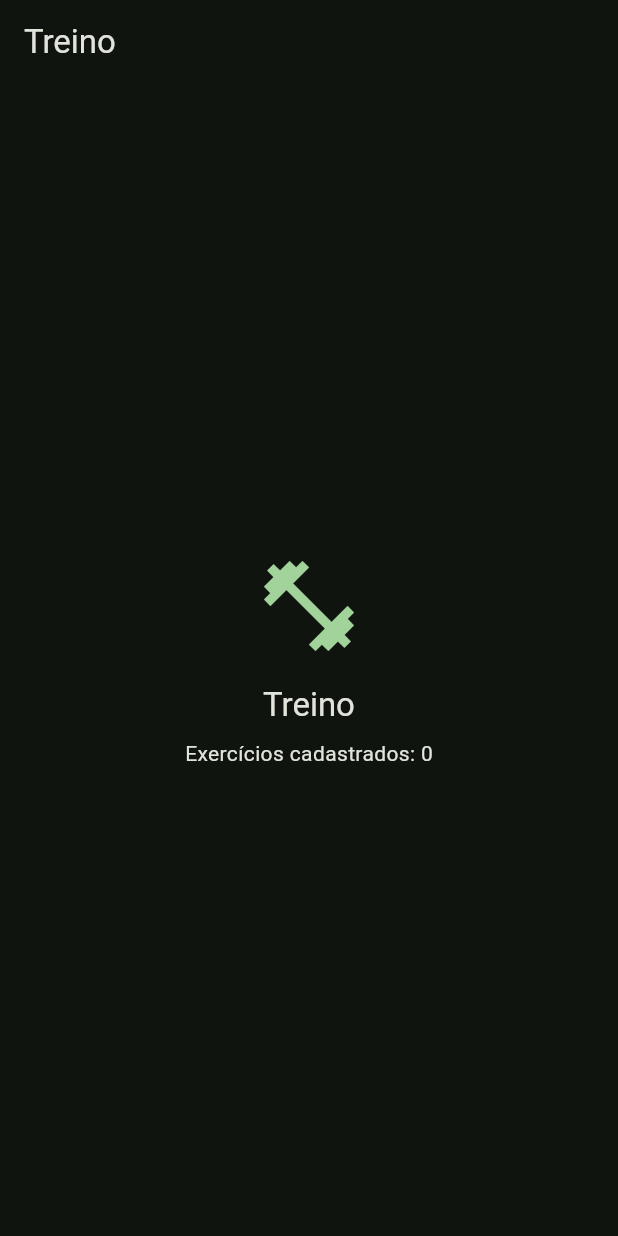
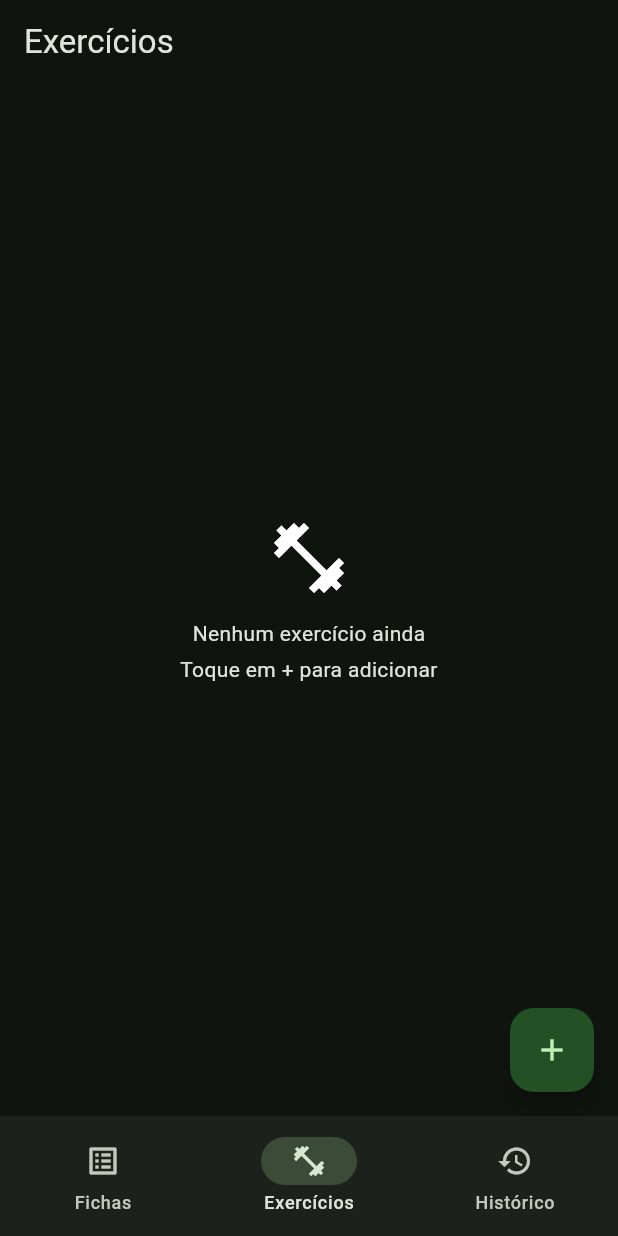
Before and after one commit to victor-rodrigo/calistenia-app, a Flutter app: the screen it shows after launch, on a phone screen of 412 x 824 dp. Run offline on Flutter 3.47's test engine with Material 3 defaults, Android fonts, the phone set to English and light mode, and no system bars; our stand-ins replace drift, drift_flutter, flutter_riverpod, go_router; accounts and stored records are empty; generated files the repository leaves out were written again; statements that could not run were skipped.

Commit message:
cadastro de exercícios com biblioteca inicial e navegação em abas

```diff
--- a/lib/app.dart
+++ b/lib/app.dart
@@ -2,11 +2,44 @@ import 'package:flutter/material.dart';
 import 'package:go_router/go_router.dart';
 
 import 'core/theme.dart';
-import 'features/home/home_screen.dart';
+import 'features/exercises/exercises_screen.dart';
+import 'features/history/history_screen.dart';
+import 'features/routines/routines_screen.dart';
+import 'features/shell/scaffold_with_nav.dart';
 
 final _router = GoRouter(
+  initialLocation: '/exercicios',
   routes: [
-    GoRoute(path: '/', builder: (context, state) => const HomeScreen()),
+    StatefulShellRoute.indexedStack(
+      builder: (context, state, navigationShell) =>
+          ScaffoldWithNav(navigationShell: navigationShell),
+      branches: [
+        StatefulShellBranch(
+          routes: [
+            GoRoute(
+              path: '/fichas',
+              builder: (context, state) => const RoutinesScreen(),
+            ),
+          ],
+        ),
+        StatefulShellBranch(
+          routes: [
+            GoRoute(
+              path: '/exercicios',
+              builder: (context, state) => const ExercisesScreen(),
+            ),
+          ],
+        ),
+        StatefulShellBranch(
+          routes: [
+            GoRoute(
+              path: '/historico',
+              builder: (context, state) => const HistoryScreen(),
+            ),
+          ],
+        ),
+      ],
+    ),
   ],
 );
 
--- /dev/null
+++ b/lib/features/exercises/exercises_providers.dart
@@ -0,0 +1,13 @@
+import 'package:flutter_riverpod/flutter_riverpod.dart';
+
+import '../../data/database/database.dart';
+import '../../data/database/database_provider.dart';
+import '../../data/repositories/exercise_repository.dart';
+
+final exerciseRepositoryProvider = Provider<ExerciseRepository>((ref) {
+  return ExerciseRepository(ref.watch(databaseProvider));
+});
+
+final exercisesProvider = StreamProvider<List<Exercise>>((ref) {
+  return ref.watch(exerciseRepositoryProvider).watchAll();
+});
--- /dev/null
+++ b/lib/features/exercises/exercises_screen.dart
@@ -0,0 +1,117 @@
+import 'package:flutter/material.dart';
+import 'package:flutter_riverpod/flutter_riverpod.dart';
+
+import '../../data/database/database.dart';
+import 'exercise_form_screen.dart';
+import 'exercise_type.dart';
+import 'exercises_providers.dart';
+
+class ExercisesScreen extends ConsumerWidget {
+  const ExercisesScreen({super.key});
+
+  @override
+  Widget build(BuildContext context, WidgetRef ref) {
+    final exercises = ref.watch(exercisesProvider);
+
+    return Scaffold(
+      appBar: AppBar(title: const Text('Exercícios')),
+      floatingActionButton: FloatingActionButton(
+        onPressed: () => _openForm(context),
+        child: const Icon(Icons.add),
+      ),
+      body: exercises.when(
+        loading: () => const Center(child: CircularProgressIndicator()),
+        error: (e, _) => Center(child: Text('Erro: $e')),
+        data: (list) {
+          if (list.isEmpty) return const _EmptyState();
+          return ListView.builder(
+            padding: const EdgeInsets.only(bottom: 88),
+            itemCount: list.length,
+            itemBuilder: (context, i) => _ExerciseTile(exercise: list[i]),
+          );
+        },
+      ),
+    );
+  }
+}
+
+class _ExerciseTile extends ConsumerWidget {
+  const _ExerciseTile({required this.exercise});
+
+  final Exercise exercise;
+
+  @override
+  Widget build(BuildContext context, WidgetRef ref) {
+    final subtitle = [
+      if (exercise.grupoMuscular != null) exercise.grupoMuscular!,
+      tipoLabel(exercise.tipo),
+    ].join(' · ');
+
+    return ListTile(
+      title: Text(exercise.nome),
+      subtitle: Text(subtitle),
+      onTap: () => _openForm(context, exercise),
+      trailing: IconButton(
+        icon: const Icon(Icons.delete_outline),
+        onPressed: () => _confirmDelete(context, ref, exercise),
+      ),
+    );
+  }
+}
+
+class _EmptyState extends StatelessWidget {
+  const _EmptyState();
+
+  @override
+  Widget build(BuildContext context) {
+    return const Center(
+      child: Padding(
+        padding: EdgeInsets.all(24),
+        child: Column(
+          mainAxisAlignment: MainAxisAlignment.center,
+          children: [
+            Icon(Icons.fitness_center, size: 56),
+            SizedBox(height: 12),
+            Text('Nenhum exercício ainda'),
+            SizedBox(height: 4),
+            Text('Toque em + para adicionar', textAlign: TextAlign.center),
+          ],
+        ),
+      ),
+    );
+  }
+}
+
+Future<void> _openForm(BuildContext context, [Exercise? exercise]) {
+  return Navigator.of(context).push(
+    MaterialPageRoute(builder: (_) => ExerciseFormScreen(exercise: exercise)),
+  );
+}
+
+Future<void> _confirmDelete(
+  BuildContext context,
+  WidgetRef ref,
+  Exercise exercise,
+) async {
+  final ok = await showDialog<bool>(
+    context: context,
+    builder: (context) => AlertDialog(
+      title: Text('Excluir "${exercise.nome}"?'),
+      content: const Text('Essa ação não pode ser desfeita.'),
+      actions: [
+        TextButton(
+          onPressed: () => Navigator.pop(context, false),
+          child: const Text('Cancelar'),
+        ),
+        FilledButton(
+          onPressed: () => Navigator.pop(context, true),
+          child: const Text('Excluir'),
+        ),
+      ],
+    ),
+  );
+
+  if (ok ?? false) {
+    await ref.read(exerciseRepositoryProvider).delete(exercise.id);
+  }
+}
--- a/lib/features/home/home_screen.dart
+++ /dev/null
@@ -1,44 +0,0 @@
-import 'package:drift/drift.dart' show countAll;
-import 'package:flutter/material.dart';
-import 'package:flutter_riverpod/flutter_riverpod.dart';
-
-import '../../data/database/database_provider.dart';
-
-final exerciseCountProvider = StreamProvider<int>((ref) {
-  final db = ref.watch(databaseProvider);
-  final total = countAll();
-  final query = db.selectOnly(db.exercises)..addColumns([total]);
-  return query.map((row) => row.read(total) ?? 0).watchSingle();
-});
-
-class HomeScreen extends ConsumerWidget {
-  const HomeScreen({super.key});
-
-  @override
-  Widget build(BuildContext context, WidgetRef ref) {
-    final count = ref.watch(exerciseCountProvider);
-    return Scaffold(
-      appBar: AppBar(title: const Text('Treino')),
-      body: Center(
-        child: Padding(
-          padding: const EdgeInsets.all(24),
-          child: Column(
-            mainAxisAlignment: MainAxisAlignment.center,
-            children: [
-              Icon(Icons.fitness_center,
-                  size: 72, color: Theme.of(context).colorScheme.primary),
-              const SizedBox(height: 16),
-              Text('Treino', style: Theme.of(context).textTheme.titleLarge),
-              const SizedBox(height: 8),
-              count.when(
-                data: (n) => Text('Exercícios cadastrados: $n'),
-                loading: () => const CircularProgressIndicator(),
-                error: (e, _) => Text('Erro ao abrir o banco: $e'),
-              ),
-            ],
-          ),
-        ),
-      ),
-    );
-  }
-}
--- /dev/null
+++ b/lib/features/shell/scaffold_with_nav.dart
@@ -0,0 +1,28 @@
+import 'package:flutter/material.dart';
+import 'package:go_router/go_router.dart';
+
+class ScaffoldWithNav extends StatelessWidget {
+  const ScaffoldWithNav({super.key, required this.navigationShell});
+
+  final StatefulNavigationShell navigationShell;
+
+  @override
+  Widget build(BuildContext context) {
+    return Scaffold(
+      body: navigationShell,
+      bottomNavigationBar: NavigationBar(
+        selectedIndex: navigationShell.currentIndex,
+        onDestinationSelected: (index) => navigationShell.goBranch(
+          index,
+          initialLocation: index == navigationShell.currentIndex,
+        ),
+        destinations: const [
+          NavigationDestination(icon: Icon(Icons.list_alt), label: 'Fichas'),
+          NavigationDestination(
+              icon: Icon(Icons.fitness_center), label: 'Exercícios'),
+          NavigationDestination(icon: Icon(Icons.history), label: 'Histórico'),
+        ],
+      ),
+    );
+  }
+}
```
Also changed, not shown: lib/data/database/seed.dart (added, +44 -0 lines), lib/data/repositories/exercise_repository.dart (added, +43 -0 lines), lib/features/exercises/exercise_form_screen.dart (added, +124 -0 lines), lib/features/exercises/exercise_type.dart (added, +8 -0 lines), lib/features/history/history_screen.dart (added, +13 -0 lines), lib/features/routines/routines_screen.dart (added, +13 -0 lines), lib/main.dart (+14 -2 lines), 3 other files.
